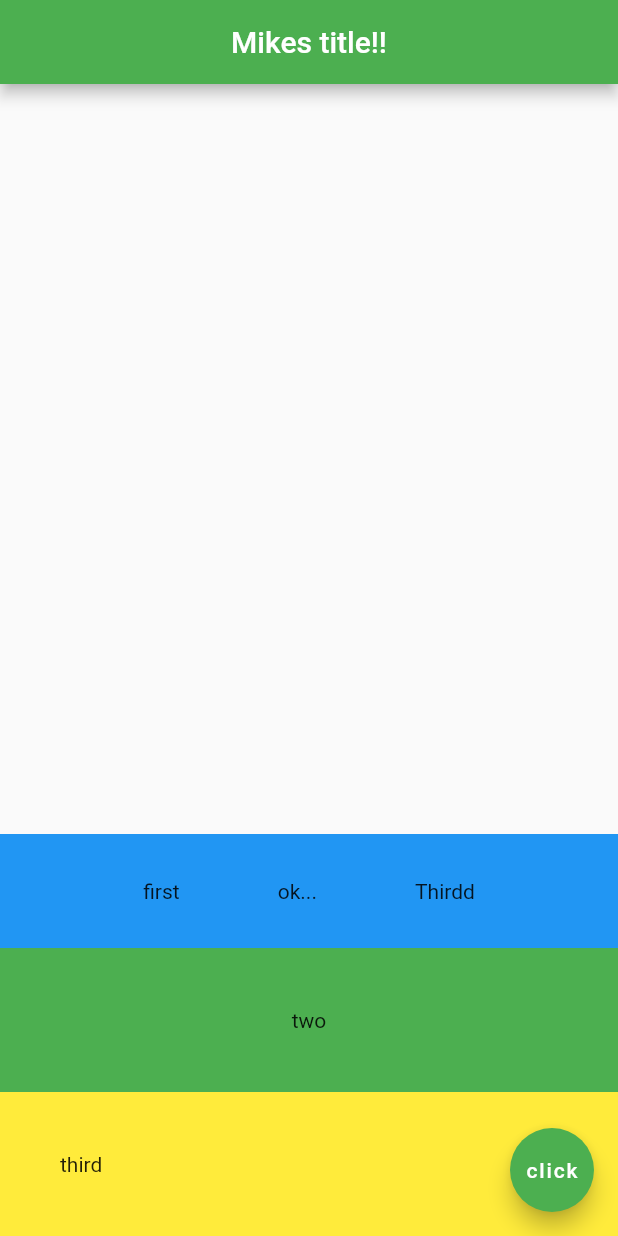
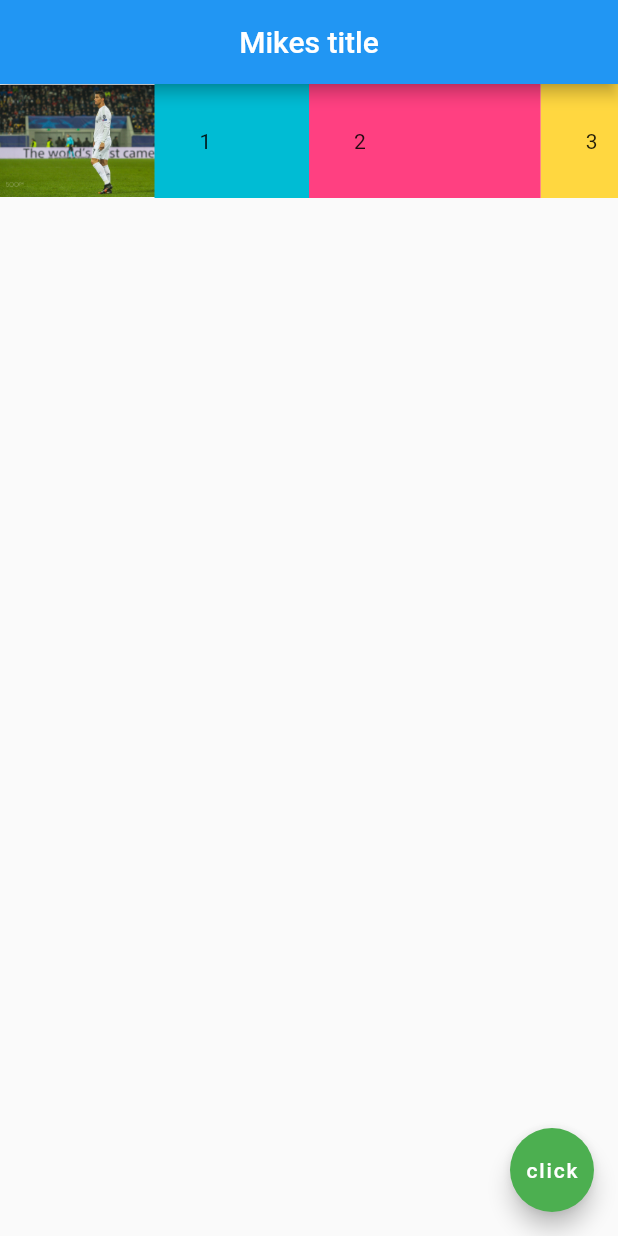
Before and after one commit to Mike-Yates/Flutter_practice_project1, a Flutter app: the screen it shows after launch, on a phone screen of 412 x 824 dp. Run offline on Flutter 3.47's test engine with Material 2 defaults, Android fonts, the phone set to English and light mode, and no system bars.

Commit message:
part 14 of class. learned about expanded widgets.

```diff
--- a/lib/main.dart
+++ b/lib/main.dart
@@ -11,43 +11,43 @@ class Home extends StatelessWidget {
   Widget build(BuildContext context) {
     return Scaffold(
         appBar: AppBar(
-          title: const Text('Mikes title!!'),
+          title: const Text('Mikes title'),
           centerTitle: true,
-          backgroundColor: Colors.green,
+          backgroundColor: Colors.blue,
         ),
-        body: Column(
-          mainAxisAlignment: MainAxisAlignment.end,
-          crossAxisAlignment: CrossAxisAlignment.stretch,
-          children: <Widget>[
-            Container(
+      body: Row(
+        children: [
+          Expanded(
+            flex: 2,
+              child: Image.asset('assets/Cristiano_Ronaldo_Picture.jpeg')
+          ),
+          Expanded(
+            flex: 2,
+            child: Container(
               padding: EdgeInsets.all(30.0),
-              color: Colors.blue,
-              child: Row(
-                  mainAxisAlignment: MainAxisAlignment.spaceEvenly,
-                  crossAxisAlignment: CrossAxisAlignment.center,
-                  children: <Widget>[
-                    Text("first"),
-                    Text("ok..."),
-                    Text("Thirdd"),
-                  ]
-              ),
+              color: Colors.cyan,
+              child: Text("1"),
             ),
-            Container(
-              padding: EdgeInsets.all(40),
-              color: Colors.green,
-              child: Center(
-              child: Text("two"),
-              ),
+          ),
+          Expanded(
+            flex: 3,
+            child: Container(
+              padding: EdgeInsets.all(30.0),
+              color: Colors.pinkAccent,
+              child: Text("2"),
             ),
-            Container(
-              padding: EdgeInsets.all(40.0),
-              color: Colors.yellow,
-              child: Text("third"),
+          ),
+          Expanded(
+            child: Container(
+              padding: EdgeInsets.all(30.0),
+              color: Colors.amberAccent,
+              child: Text("3"),
             ),
-          ]
-        ),
+          ),
+        ],
+      ),
         floatingActionButton: FloatingActionButton(
-          onPressed: () { },  // onPressed is an anonymous function
+          onPressed: () {print("icon was clicked"); },  // onPressed is an anonymous function
           child: Text('click'),
           backgroundColor: Colors.green,
         ),
```
Also changed, not shown: pubspec.lock.
